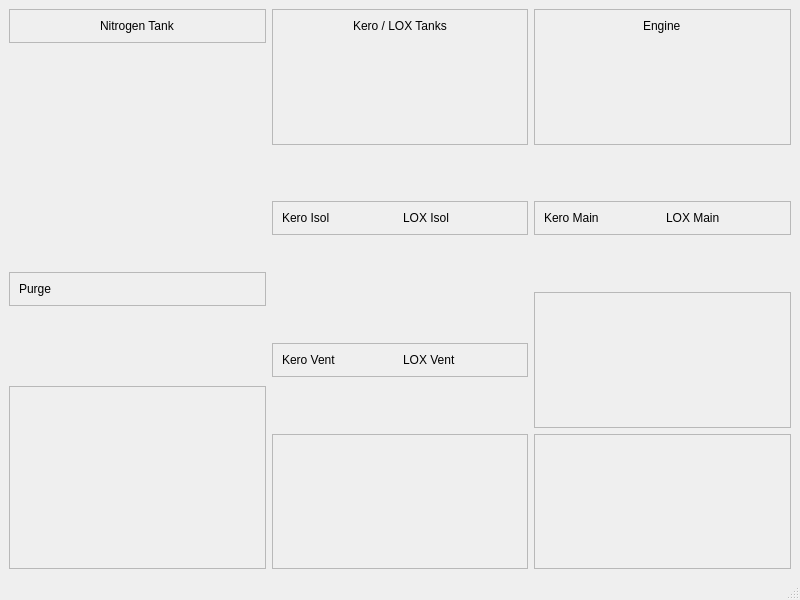
This is src/TelemetryScreen.ui in UC-Davis-APRL/APRL_GUI as Qt 5 draws it before an edit. The edited form follows.
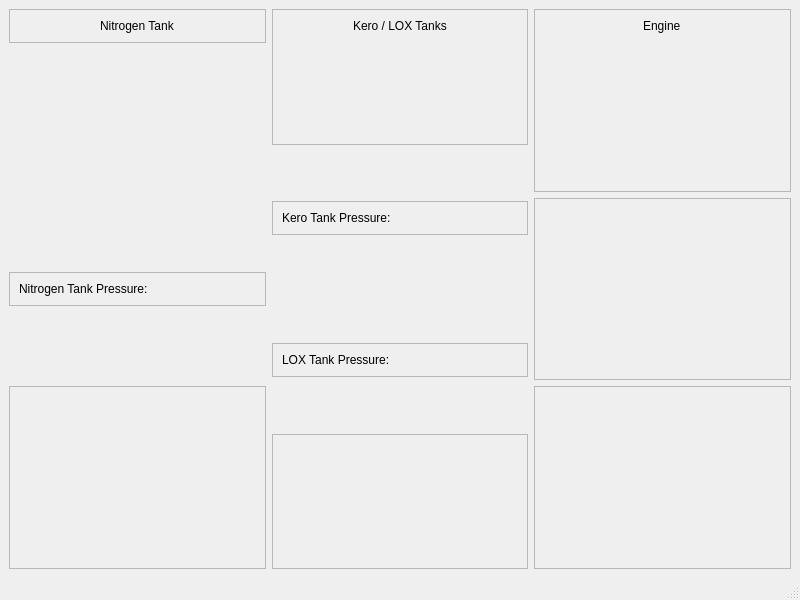
This is the edited form. Custom widgets are drawn as their Qt base class.

Commit message: Adjusted Telemetry Screen display, need to implement purge and sequence renumbering

Diff of the .ui file:
```diff
--- a/src/TelemetryScreen.ui
+++ b/src/TelemetryScreen.ui
@@ -48,7 +48,7 @@
          <item>
           <widget class="QLabel" name="purgeIndicator">
            <property name="text">
-            <string>Purge</string>
+            <string>Nitrogen Tank Pressure: </string>
            </property>
           </widget>
          </item>
@@ -105,14 +105,7 @@
          <item>
           <widget class="QLabel" name="keroIsolIndicator">
            <property name="text">
-            <string>Kero Isol</string>
-           </property>
-          </widget>
-         </item>
-         <item>
-          <widget class="QLabel" name="loxIsolIndicator">
-           <property name="text">
-            <string>LOX Isol</string>
+            <string>Kero Tank Pressure: </string>
            </property>
           </widget>
          </item>
@@ -131,14 +124,7 @@
          <item>
           <widget class="QLabel" name="keroVentIndicator">
            <property name="text">
-            <string>Kero Vent</string>
-           </property>
-          </widget>
-         </item>
-         <item>
-          <widget class="QLabel" name="loxVentIndicator">
-           <property name="text">
-            <string>LOX Vent</string>
+            <string>LOX Tank Pressure:</string>
            </property>
           </widget>
          </item>
@@ -183,32 +169,6 @@
         </layout>
        </widget>
       </item>
-      <item alignment="Qt::AlignVCenter">
-       <widget class="QFrame" name="frame_3">
-        <property name="frameShape">
-         <enum>QFrame::StyledPanel</enum>
-        </property>
-        <property name="frameShadow">
-         <enum>QFrame::Raised</enum>
-        </property>
-        <layout class="QHBoxLayout" name="horizontalLayout_5">
-         <item>
-          <widget class="QLabel" name="keroMainIndicator">
-           <property name="text">
-            <string>Kero Main</string>
-           </property>
-          </widget>
-         </item>
-         <item>
-          <widget class="QLabel" name="loxMainIndicator">
-           <property name="text">
-            <string>LOX Main</string>
-           </property>
-          </widget>
-         </item>
-        </layout>
-       </widget>
-      </item>
       <item>
        <widget class="QFrame" name="frame_9">
         <property name="frameShape">
```
Left out of the diff: 6 changed lines with no effect on the pictures. The commit also changes 2 other files.
